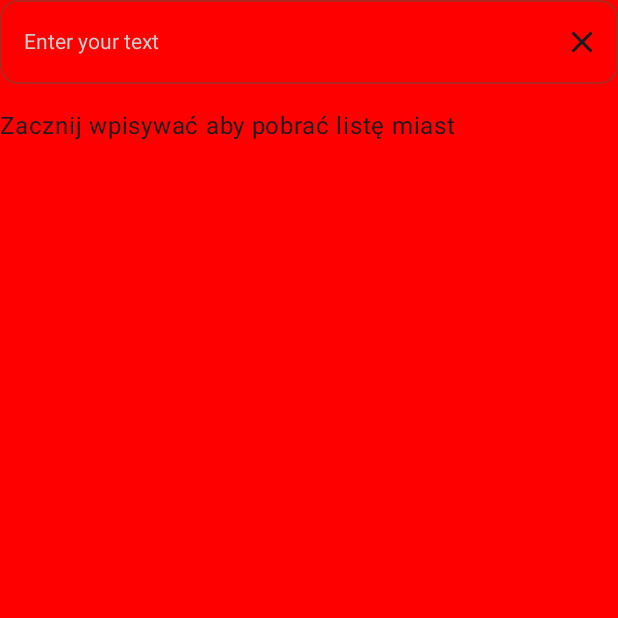
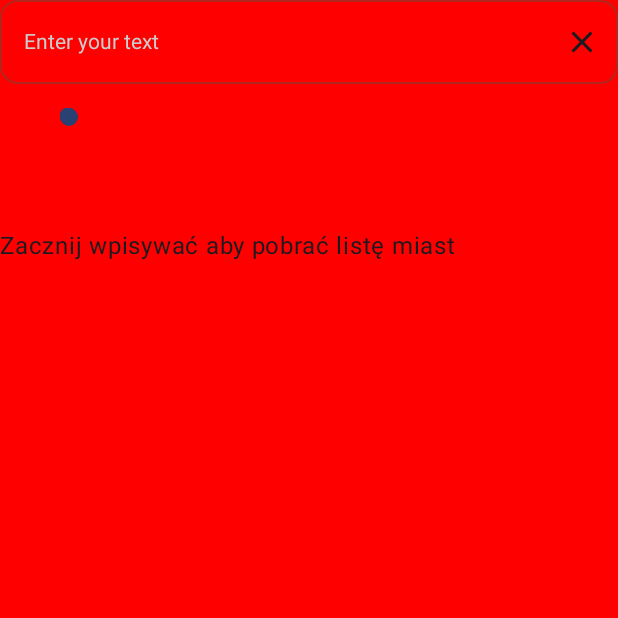
Before and after one commit to JakubZajac44/WeatherApp, an Android app built with Jetpack Compose: the screen it shows after launch (MainActivity), on a phone screen of 412 x 824 dp, the top half of it. Run offline under Robolectric (Android 15) with nearby library versions, the phone set to English and light mode, and no system bars; our stand-ins replace Dagger/Hilt's generated code, Room's generated code; libraries missing offline, so code that uses them is left out: com.jakewharton.retrofit2.

Commit message:
Add custom progress bar component Add Shimmer text component Add pullToRefreshComponent

```diff
--- a/common/network/src/main/java/com/jakub/zajac/common/network/di/NetworkModule.kt
+++ b/common/network/src/main/java/com/jakub/zajac/common/network/di/NetworkModule.kt
@@ -45,7 +45,7 @@ class NetworkModule {
     private fun apiParametersAsQuery(chain: Interceptor.Chain) = chain.proceed(
         chain.request().newBuilder().url(
                 chain.request().url.newBuilder()
-                    .addQueryParameter("apikey", "zOCUhAyj8TMw8e8ZMLyt6WC2E64Jcmmy")
+                    .addQueryParameter("apikey", "tpjQAGN86qTGKh4wna8E39bBoMkDMgTi")
                     .addQueryParameter("language", "pl-PL")
                     .build()
             ).build()
--- /dev/null
+++ b/common/resource/src/main/java/com/jakub/zajac/common/resource/ui/dot_progress_bar/Dot.kt
@@ -0,0 +1,36 @@
+package com.jakub.zajac.common.resource.ui.dot_progress_bar
+
+import androidx.compose.foundation.background
+import androidx.compose.foundation.layout.Box
+import androidx.compose.foundation.layout.padding
+import androidx.compose.foundation.layout.requiredSize
+import androidx.compose.foundation.shape.CircleShape
+import androidx.compose.runtime.Composable
+import androidx.compose.ui.Modifier
+import androidx.compose.ui.draw.clip
+import androidx.compose.ui.graphics.Color
+import androidx.compose.ui.tooling.preview.Preview
+import androidx.compose.ui.unit.dp
+
+@Composable
+fun Dot(
+    color: Color,
+    modifier: Modifier = Modifier,
+) {
+    Box(
+        modifier = modifier
+            .clip(shape = CircleShape)
+            .background(color = color)
+    )
+}
+
+@Preview
+@Composable
+private fun DotPreview(){
+    Dot(
+        color = Color.Blue,
+        modifier = Modifier
+            .padding(all = 32.dp)
+            .requiredSize(32.dp)
+    )
+}
--- /dev/null
+++ b/common/resource/src/main/java/com/jakub/zajac/common/resource/ui/dot_progress_bar/ProgressDotIndicator.kt
@@ -0,0 +1,72 @@
+package com.jakub.zajac.common.resource.ui.dot_progress_bar
+
+import androidx.compose.foundation.layout.requiredSize
+import androidx.compose.material3.MaterialTheme
+import androidx.compose.runtime.Composable
+import androidx.compose.runtime.LaunchedEffect
+import androidx.compose.runtime.remember
+import androidx.compose.ui.Modifier
+import androidx.compose.ui.graphics.Color
+import androidx.compose.ui.graphics.graphicsLayer
+import androidx.compose.ui.layout.Layout
+import androidx.compose.ui.unit.Dp
+import androidx.compose.ui.unit.dp
+import kotlin.math.cos
+import kotlin.math.min
+import kotlin.math.roundToInt
+import kotlin.math.sin
+
+@Composable
+fun ProgressDotIndicator(
+    modifier: Modifier = Modifier,
+    progressColor: Color = MaterialTheme.colorScheme.primary,
+    dotNumber: Int = 5,
+    minDotSize: Dp = 12.dp,
+    animationDuration: Int = 2000
+) {
+    val state = remember { ProgressState(dotNumber, animationDuration) }
+    LaunchedEffect(key1 = Unit) {
+        state.start(this)
+    }
+
+    Layout(
+        content = {
+            val minFactor = .3f
+            val step = minFactor / dotNumber
+            repeat(dotNumber) { index ->
+                val size = minDotSize * (1f - step * index)
+                Dot(
+                    color = progressColor,
+                    modifier = Modifier
+                        .requiredSize(size)
+                        .graphicsLayer {
+                            alpha = state[index].alphaFromRadians
+                        },
+                )
+            }
+        },
+        modifier = modifier,
+    ) { measurables, constraints ->
+        val looseConstraints = constraints.copy(
+            minWidth = 0,
+            minHeight = 0,
+        )
+        val placeables = measurables.map { measurable -> measurable.measure(looseConstraints) }
+        layout(
+            width = constraints.maxWidth,
+            height = constraints.maxHeight,
+        ) {
+            val radius = min(constraints.maxWidth, constraints.maxHeight) / 2f
+            placeables.forEachIndexed { index, placeable ->
+                val animatedValue = state[index]
+                val x = (radius + radius * sin(animatedValue)).roundToInt()
+                val y = (radius - radius * cos(animatedValue)).roundToInt()
+                placeable.placeRelative(
+                    x = x,
+                    y = y,
+                )
+            }
+        }
+    }
+
+}
--- /dev/null
+++ b/common/resource/src/main/java/com/jakub/zajac/common/resource/ui/dot_progress_bar/ProgressState.kt
@@ -0,0 +1,51 @@
+package com.jakub.zajac.common.resource.ui.dot_progress_bar
+
+import androidx.compose.animation.core.RepeatMode
+import androidx.compose.animation.core.StartOffset
+import androidx.compose.animation.core.animate
+import androidx.compose.animation.core.infiniteRepeatable
+import androidx.compose.animation.core.keyframes
+import androidx.compose.runtime.MutableState
+import androidx.compose.runtime.Stable
+import androidx.compose.runtime.mutableFloatStateOf
+import kotlinx.coroutines.CoroutineScope
+import kotlinx.coroutines.launch
+import kotlin.math.PI
+
+
+@Stable
+class ProgressState(
+    private val dotsNumber: Int,
+    private val animationDuration: Int,
+) {
+    private val animationValues: List<MutableState<Float>> = List(dotsNumber) {
+        mutableFloatStateOf(0f)
+    }
+
+    operator fun get(index: Int) = animationValues[index].value
+
+    fun start(scope: CoroutineScope) {
+        repeat(dotsNumber) { index ->
+            scope.launch {
+                animate(
+                    initialValue = 0f,
+                    targetValue = (2f * PI).toFloat(),
+                    animationSpec = infiniteRepeatable(
+                        animation = keyframes {
+                            durationMillis = animationDuration
+                            0f at 0
+                            (.5 * PI).toFloat() at 2 * animationDuration / 10
+                            PI.toFloat() at 3 * animationDuration / 10
+                            (1.5 * PI).toFloat() at 4 * animationDuration / 10
+                            (2f * PI).toFloat() at 6 * animationDuration / 10
+                        },
+                        repeatMode = RepeatMode.Restart,
+                        initialStartOffset = StartOffset(offsetMillis = 100 * index)
+                    ),
+                ) { value, _ ->
+                    animationValues[index].value = value
+                }
+            }
+        }
+    }
+}
--- /dev/null
+++ b/common/resource/src/main/java/com/jakub/zajac/common/resource/ui/dot_progress_bar/Ulit.kt
@@ -0,0 +1,9 @@
+package com.jakub.zajac.common.resource.ui.dot_progress_bar
+import kotlin.math.PI
+import kotlin.math.absoluteValue
+
+val Float.alphaFromRadians: Float
+    get() {
+        val normalized = (this / (2f * PI)).toFloat()
+        return .5f + (normalized - .5f).absoluteValue
+    }
--- a/feature/weather/src/main/java/com/jakub/zajac/feature/weather/presentation/location_search/LocationSearchScreen.kt
+++ b/feature/weather/src/main/java/com/jakub/zajac/feature/weather/presentation/location_search/LocationSearchScreen.kt
@@ -6,6 +6,7 @@ import androidx.compose.foundation.layout.Box
 import androidx.compose.foundation.layout.Column
 import androidx.compose.foundation.layout.fillMaxSize
 import androidx.compose.foundation.layout.fillMaxWidth
+import androidx.compose.foundation.layout.size
 import androidx.compose.foundation.lazy.LazyColumn
 import androidx.compose.foundation.lazy.items
 import androidx.compose.foundation.shape.RoundedCornerShape
@@ -28,6 +29,7 @@ import androidx.compose.ui.text.TextStyle
 import androidx.compose.ui.text.input.KeyboardType
 import androidx.compose.ui.unit.dp
 import androidx.compose.ui.unit.sp
+import com.jakub.zajac.common.resource.ui.dot_progress_bar.ProgressDotIndicator
 import com.jakub.zajac.feature.weather.presentation.location_search.component.LocationItem
 
 @Composable
@@ -40,7 +42,7 @@ fun LocationSearchScreen(
     var query by rememberSaveable  { mutableStateOf("") }
 
     Box(
-        modifier = Modifier
+        modifier = modifier
             .fillMaxSize()
             .background(Color.Red)
     ) {
@@ -94,6 +96,12 @@ fun LocationSearchScreen(
                     keyboardType = KeyboardType.Text,
                     autoCorrect = true,
                 ),
+            )
+
+
+            ProgressDotIndicator(
+                modifier = Modifier.size(80.dp),
+                progressColor = MaterialTheme.colorScheme.primary,
             )
 
             if (state.locationList.isNotEmpty()) {
```
Also changed, not shown: common/resource/src/main/java/com/jakub/zajac/common/resource/ui/LoadingBox.kt (added, +88 -0 lines), common/resource/src/main/java/com/jakub/zajac/common/resource/ui/PullToRefreshComponent.kt (added, +58 -0 lines), common/resource/src/main/java/com/jakub/zajac/common/resource/ui/ShimmerContainer.kt (added, +97 -0 lines).
